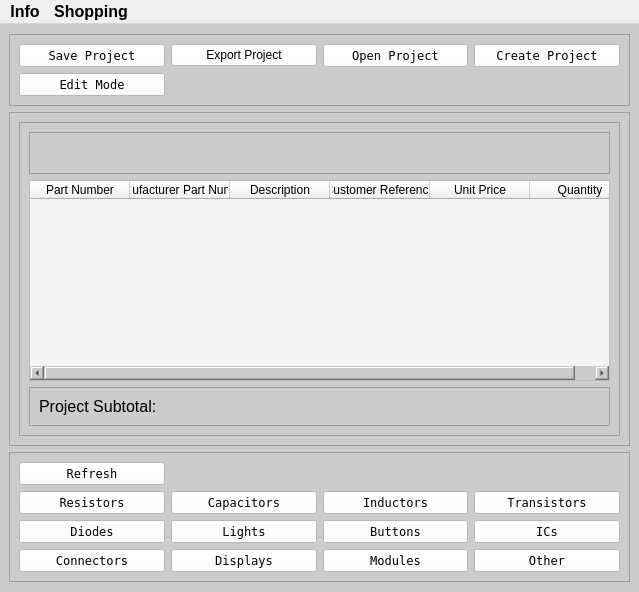
Old version of the form Program_Files/UI_Files/project_window.ui in the repository Thomas1B/Electronics-Inventory-Program.
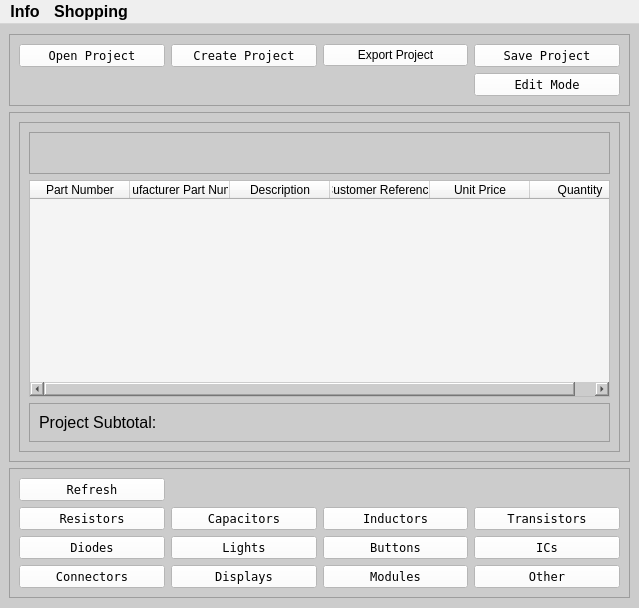
New version of the form. Icons and pictures are not drawn.

```diff
--- a/Program_Files/UI_Files/project_window.ui
+++ b/Program_Files/UI_Files/project_window.ui
@@ -7,7 +7,7 @@
     <x>0</x>
     <y>0</y>
     <width>639</width>
-    <height>592</height>
+    <height>608</height>
    </rect>
   </property>
   <property name="windowTitle">
@@ -40,26 +40,7 @@
        <enum>QFrame::Raised</enum>
       </property>
       <layout class="QGridLayout" name="gridLayout">
-       <item row="0" column="0">
-        <widget class="QPushButton" name="btn_save_project">
-         <property name="font">
-          <font>
-           <family>Terminal</family>
-          </font>
-         </property>
-         <property name="styleSheet">
-          <string notr="true">background-color: rgb(255, 255, 255);</string>
-         </property>
-         <property name="text">
-          <string>Save Project</string>
-         </property>
-         <property name="icon">
-          <iconset>
-           <normaloff>Icons/disk.png</normaloff>Icons/disk.png</iconset>
-         </property>
-        </widget>
-       </item>
-       <item row="1" column="0">
+       <item row="1" column="5">
         <widget class="QPushButton" name="btn_edit_mode">
          <property name="font">
           <font>
@@ -78,7 +59,7 @@
          </property>
         </widget>
        </item>
-       <item row="0" column="1">
+       <item row="0" column="2">
         <widget class="QPushButton" name="btn_export_project">
          <property name="styleSheet">
           <string notr="true">font: 8pt &quot;Terminal&quot;;
@@ -93,7 +74,7 @@
          </property>
         </widget>
        </item>
-       <item row="0" column="2">
+       <item row="0" column="0">
         <widget class="QPushButton" name="btn_open_project">
          <property name="maximumSize">
           <size>
@@ -118,7 +99,26 @@
          </property>
         </widget>
        </item>
-       <item row="0" column="3">
+       <item row="0" column="5">
+        <widget class="QPushButton" name="btn_save_project">
+         <property name="font">
+          <font>
+           <family>Terminal</family>
+          </font>
+         </property>
+         <property name="styleSheet">
+          <string notr="true">background-color: rgb(255, 255, 255);</string>
+         </property>
+         <property name="text">
+          <string>Save Project</string>
+         </property>
+         <property name="icon">
+          <iconset>
+           <normaloff>../Icons/disk.png</normaloff>../Icons/disk.png</iconset>
+         </property>
+        </widget>
+       </item>
+       <item row="0" column="1">
         <widget class="QPushButton" name="btn_create_project">
          <property name="maximumSize">
           <size>
```
Left out of the diff: 12 changed lines with no effect on the pictures.
